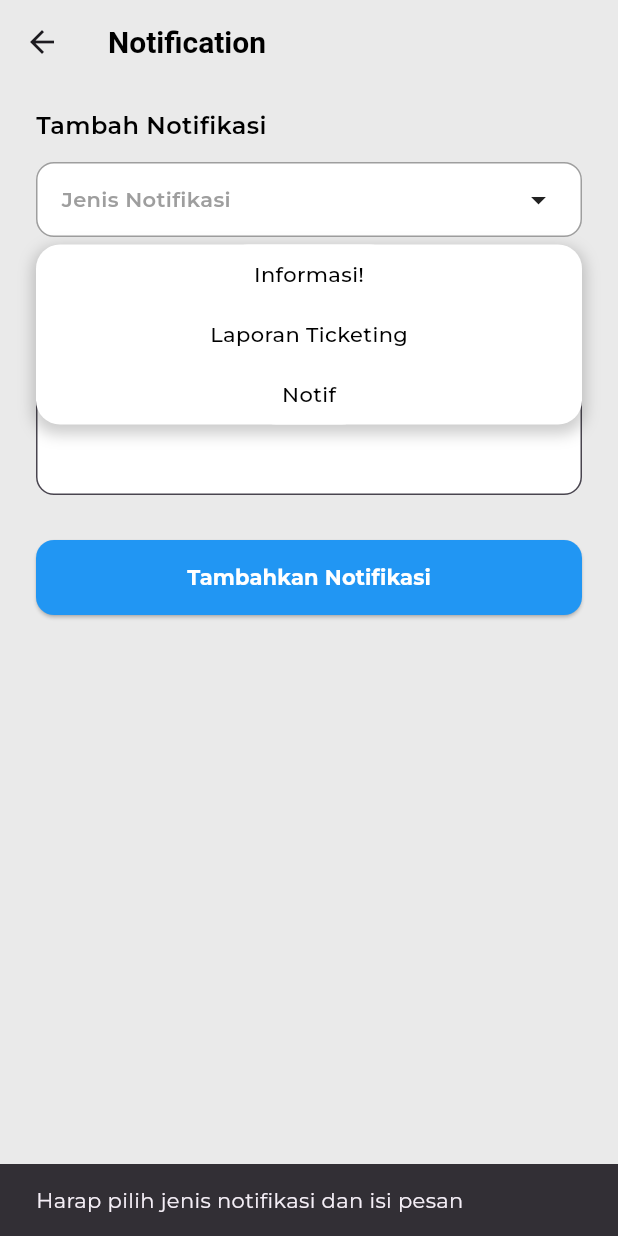
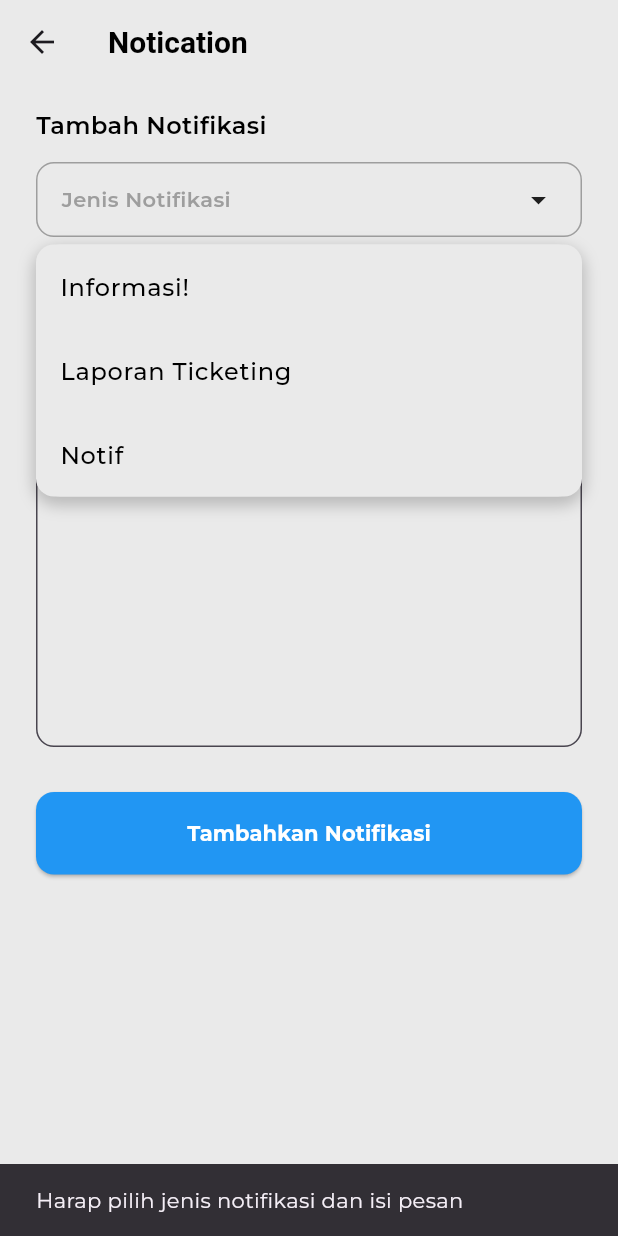
Before and after one commit to aansyawaluddin/FE_I_Ticketing, a Flutter app: the AddNotification screen opened directly, after a tap on "Jenis Notifikasi", after a tap on "Tambahkan Notifikasi", on a phone screen of 412 x 824 dp. Run offline on Flutter 3.47's test engine with Material 3 defaults, Android fonts, the phone set to English and light mode, and no system bars; our stand-ins replace fl_chart, google_fonts.

Commit message:
Add Notification pop up

```diff
--- a/frontend/lib/pages/superadmin/add_notification.dart
+++ b/frontend/lib/pages/superadmin/add_notification.dart
@@ -14,13 +14,14 @@ class _AddNotification extends State<AddNotification> {
   TextEditingController messageController = TextEditingController();
   FocusNode messageFocusNode = FocusNode();
 
-  List<String> notificationTypes = ["Informasi!", "Laporan Ticketing", "Notif"];
-
   void _showCreateNotificationPopup() {
     showPopupCreateNotification(context);
   }
 
+  List<String> notificationTypes = ["Informasi!", "Laporan Ticketing", "Notif"];
+
   OverlayEntry? overlayEntry;
+  final LayerLink _layerLink = LayerLink();
   final GlobalKey _dropdownKey = GlobalKey();
 
   void showDropdown() {
@@ -39,7 +40,7 @@ class _AddNotification extends State<AddNotification> {
           color: Colors.transparent,
           child: Container(
             decoration: BoxDecoration(
-              color: Colors.white,
+              color: Color(0xFFEAEAEA),
               borderRadius: BorderRadius.circular(16),
               boxShadow: [
                 BoxShadow(
@@ -54,24 +55,25 @@ class _AddNotification extends State<AddNotification> {
               mainAxisSize: MainAxisSize.min,
               children: notificationTypes.map((type) {
                 bool isSelected = type == selectedNotificationType;
-                return InkWell(
+                return Container(
+                  decoration: BoxDecoration(
+                    color: isSelected
+                        ? Color(0xFFCECECA)
+                        : Color(0xFFEAEAEA),
+                    borderRadius: BorderRadius.circular(12),
+                  ),
+                  child: ListTile(
+                    title: Text(
+                      type,
+                      style: GoogleFonts.montserrat(
+                          color: Colors.black, fontWeight: FontWeight.w500),
+                    ),
                     onTap: () {
                       setState(() {
                         selectedNotificationType = type;
                       });
                       hideDropdown();
                     },
-                  child: Container(
-                    padding: EdgeInsets.symmetric(vertical: 10, horizontal: 16),
-                    decoration: BoxDecoration(
-                      color: isSelected ? Color(0xFFCECECA) : Colors.white,
-                      borderRadius: BorderRadius.circular(12),
-                    ),
-                    child: Text(
-                      type,
-                      style: GoogleFonts.montserrat(
-                          color: Colors.black, fontWeight: FontWeight.w500),
-                    ),
                   ),
                 );
               }).toList(),
@@ -102,7 +104,6 @@ class _AddNotification extends State<AddNotification> {
   @override
   void dispose() {
     messageFocusNode.dispose();
-    messageController.dispose();
     super.dispose();
   }
 
@@ -113,9 +114,8 @@ class _AddNotification extends State<AddNotification> {
           backButton: true,
           content: Padding(
             padding: EdgeInsets.only(left: 0),
-          child: const Text("Notification"),
-        ),
-      ),
+            child: const Text("Notication"),
+          )),
       backgroundColor: const Color(0xFFEAEAEA),
       body: SingleChildScrollView(
         child: Padding(
@@ -129,15 +129,22 @@ class _AddNotification extends State<AddNotification> {
                       color: Colors.black,
                       fontWeight: FontWeight.w600)),
               SizedBox(height: 13),
-              GestureDetector(
+
+              CompositedTransformTarget(
+                link: _layerLink,
+                child: GestureDetector(
                   key: _dropdownKey,
                   onTap: () {
-                  overlayEntry == null ? showDropdown() : hideDropdown();
+                    if (overlayEntry == null) {
+                      showDropdown();
+                    } else {
+                      hideDropdown();
+                    }
                   },
                   child: Container(
                     padding: EdgeInsets.symmetric(horizontal: 16, vertical: 12),
                     decoration: BoxDecoration(
-                    color: Colors.white,
+                      color: Color(0xFFEAEAEA),
                       borderRadius: BorderRadius.circular(12),
                       border: Border.all(color: Colors.grey),
                     ),
@@ -158,31 +165,48 @@ class _AddNotification extends State<AddNotification> {
                     ),
                   ),
                 ),
+              ),
+
               SizedBox(height: 20),
+
+              // Input Pesan
               TextField(
                 controller: messageController,
                 focusNode: messageFocusNode,
-                maxLines: 5,
+                maxLines: 12,
                 decoration: InputDecoration(
                   hintText: "Isi",
                   hintStyle: GoogleFonts.montserrat(
                       color: Colors.grey, fontWeight: FontWeight.w600),
                   filled: true,
-                  fillColor: Colors.white,
+                  fillColor: Color(0xFFEAEAEA),
                   border: OutlineInputBorder(
                     borderRadius: BorderRadius.circular(12),
                   ),
                 ),
+                onTap: () {
+                  hideDropdown();
+                },
               ),
+
               SizedBox(height: 30),
+
+              // Tombol Kirim Notifikasi
               SizedBox(
                 width: double.infinity,
-                height: 50,
+                height: 55,
                 child: ElevatedButton(
                   onPressed: () {
                     if (selectedNotificationType != null &&
                         messageController.text.isNotEmpty) {
-                      _showCreateNotificationPopup();
+                      // Menampilkan pop-up notifikasi berhasil
+                      showPopupCreateNotification(context);
+
+                      ScaffoldMessenger.of(context).showSnackBar(
+                        SnackBar(
+                            content: Text("Notifikasi berhasil ditambahkan",
+                                style: GoogleFonts.montserrat())),
+                      );
                     } else {
                       ScaffoldMessenger.of(context).showSnackBar(
                         SnackBar(
@@ -197,6 +221,7 @@ class _AddNotification extends State<AddNotification> {
                     shape: RoundedRectangleBorder(
                       borderRadius: BorderRadius.circular(12),
                     ),
+                    padding: EdgeInsets.symmetric(horizontal: 24),
                   ),
                   child: Text(
                     "Tambahkan Notifikasi",
```
Lines whose indentation alone changed are shown as unchanged.
